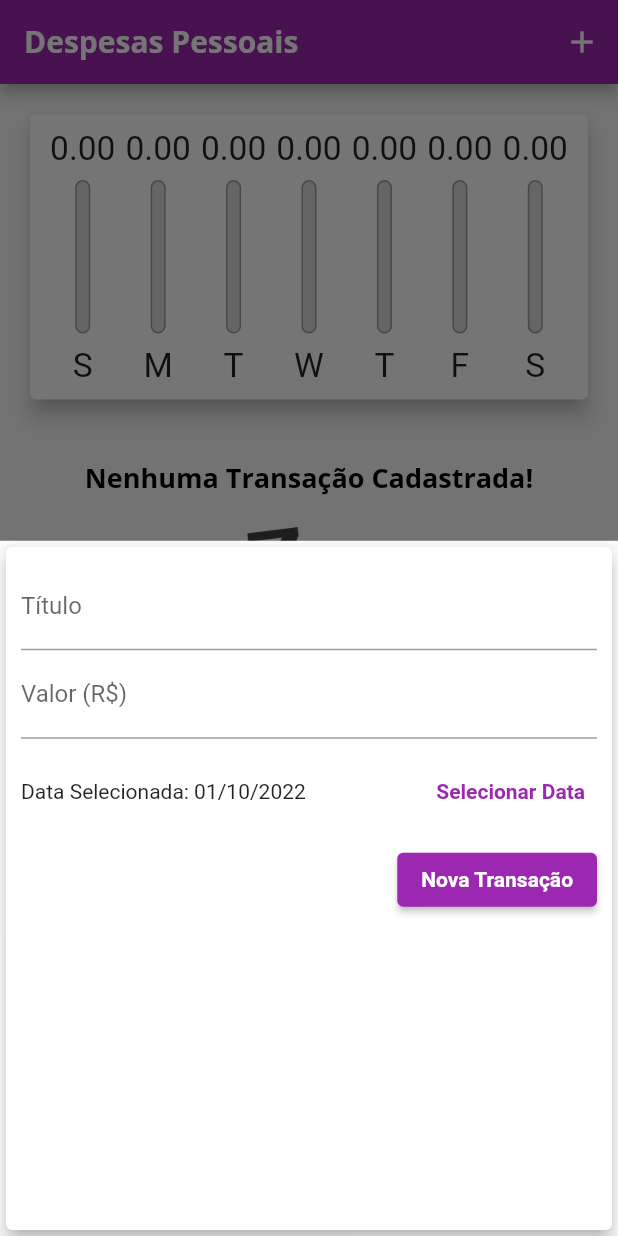
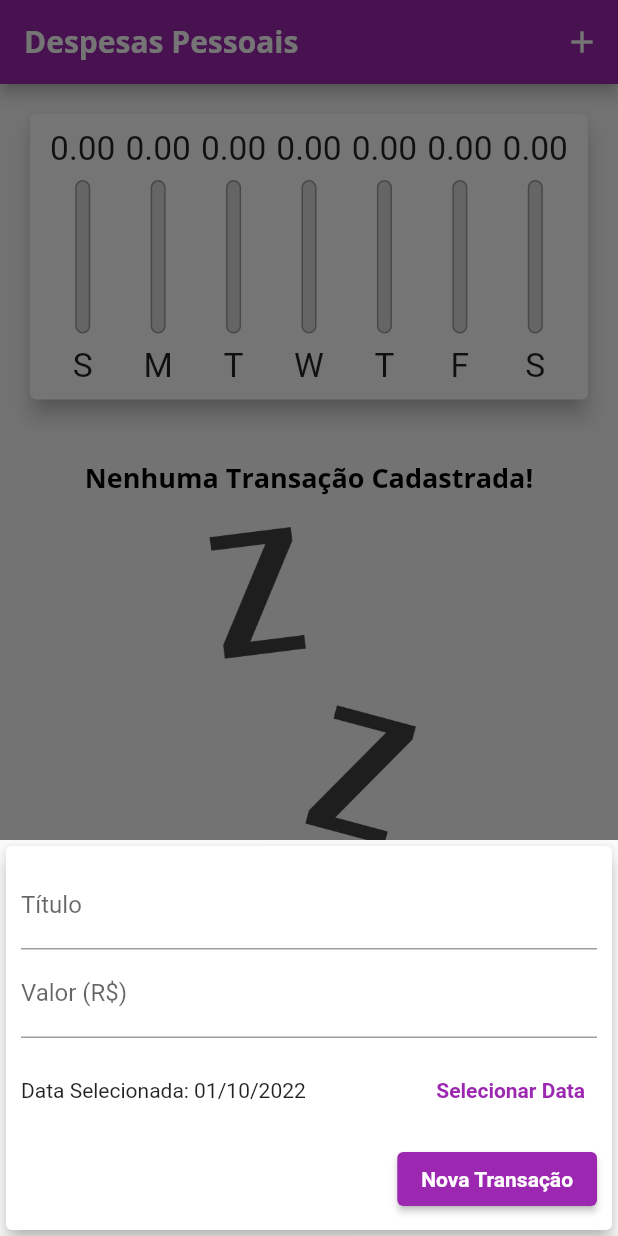
Before and after one commit to FabianoSouzaPereira/expenses, a Flutter app: the screen it shows after launch, after a tap on the "add" icon, on a phone screen of 412 x 824 dp. Run offline on Flutter 3.47's test engine with Material 2 defaults, Android fonts, the phone set to English and light mode, and no system bars.

Commit message:
Adjusting transation_list.dart

```diff
--- a/lib/components/transaction_form.dart
+++ b/lib/components/transaction_form.dart
@@ -45,10 +45,16 @@ class _TransactionFormState extends State<TransactionForm> {
 
   @override
   Widget build(BuildContext context) {
-    return Card(
+    return SingleChildScrollView(
+      child: Card(
         elevation: 5,
         child: Padding(
-        padding: const EdgeInsets.all(10),
+          padding: EdgeInsets.only(
+            top: 10,
+            left: 10,
+            right: 10,
+            bottom: 10 + MediaQuery.of(context).viewInsets.bottom,
+          ),
           child: Column(
             children: [
               TextField(
@@ -107,6 +113,7 @@ class _TransactionFormState extends State<TransactionForm> {
             ],
           ),
         ),
+      ),
     );
   }
 }
--- a/lib/components/transaction_list.dart
+++ b/lib/components/transaction_list.dart
@@ -12,10 +12,12 @@ class TransactionList extends StatelessWidget {
   @override
   Widget build(BuildContext context) {
     return SizedBox(
-      height: 430,
+      height: MediaQuery.of(context).size.height * 0.6,
       child: transactions.isEmpty
-          ? Column(
-              children: [
+          ? LayoutBuilder(
+              builder: (ctx, constraints) {
+                return Column(
+                  children: <Widget>[
                     const SizedBox(height: 20),
                     Text(
                       'Nenhuma Transação Cadastrada!',
@@ -23,13 +25,15 @@ class TransactionList extends StatelessWidget {
                     ),
                     const SizedBox(height: 20),
                     SizedBox(
-                  height: 200,
+                      height: constraints.maxHeight * 0.6,
                       child: Image.asset(
                         'assets/images/waiting.png',
                         fit: BoxFit.cover,
                       ),
                     ),
                   ],
+                );
+              },
             )
           : ListView.builder(
               itemCount: transactions.length,
@@ -64,7 +68,18 @@ class TransactionList extends StatelessWidget {
                     subtitle: Text(
                       DateFormat('d MMM y').format(tr.date),
                     ),
-                    trailing: IconButton(
+                    trailing: MediaQuery.of(context).size.width > 400
+                        ? TextButton.icon(
+                            onPressed: () => onRemove(tr.id),
+                            icon: const Icon(Icons.delete),
+                            label: Text(
+                              'Excluir',
+                              style: TextStyle(
+                                color: Theme.of(context).errorColor,
+                              ),
+                            ),
+                          )
+                        : IconButton(
                             icon: const Icon(Icons.delete),
                             color: Theme.of(context).errorColor,
                             onPressed: () => onRemove(tr.id),
--- a/lib/main.dart
+++ b/lib/main.dart
@@ -54,6 +54,7 @@ class MyHomePage extends StatefulWidget {
 
 class _MyHomePageState extends State<MyHomePage> {
   final List<Transaction> _transactions = [];
+  bool _showChart = false;
 
   List<Transaction> get _recentTransactions {
     return _transactions.where((tr) {
@@ -86,6 +87,7 @@ class _MyHomePageState extends State<MyHomePage> {
 
   _openTransactionFormModal(BuildContext context) {
     showModalBottomSheet(
+      isScrollControlled: true,
       context: context,
       builder: (_) {
         return TransactionForm(_addTransaction);
@@ -95,9 +97,21 @@ class _MyHomePageState extends State<MyHomePage> {
 
   @override
   Widget build(BuildContext context) {
+    bool isLandscape =
+        MediaQuery.of(context).orientation == Orientation.landscape;
+
     final appBar = AppBar(
       title: const Text('Despesas Pessoais'),
       actions: [
+        if (isLandscape)
+          IconButton(
+            icon: Icon(_showChart ? Icons.list : Icons.show_chart),
+            onPressed: () {
+              setState(() {
+                _showChart = !_showChart;
+              });
+            },
+          ),
         IconButton(
           icon: const Icon(Icons.add),
           onPressed: () => _openTransactionFormModal(context),
@@ -110,25 +124,34 @@ class _MyHomePageState extends State<MyHomePage> {
         MediaQuery.of(context).padding.top;
 
     return Scaffold(
-      appBar: AppBar(
-        title: const Text('Despesas Pessoais'),
-        actions: [
-          IconButton(
-            icon: const Icon(Icons.add),
-            onPressed: () => _openTransactionFormModal(context),
-          ),
-        ],
-      ),
+      appBar: appBar,
       body: SingleChildScrollView(
         child: Column(
           crossAxisAlignment: CrossAxisAlignment.stretch,
-          children: [
+          children: <Widget>[
+            // if (isLandscape)
+            //   Row(
+            //     mainAxisAlignment: MainAxisAlignment.center,
+            //     children: [
+            //       const Text('Exibir gráfico'),
+            //       Switch(
+            //         value: _showChart,
+            //         onChanged: (value) {
+            //           setState(() {
+            //             _showChart = value;
+            //           });
+            //         },
+            //       ),
+            //     ],
+            //   ),
+            if (_showChart || !isLandscape)
               Container(
-              height: availableHeight * 0.3,
+                height: availableHeight * (isLandscape ? 0.8 : 0.3),
                 child: Chart(_recentTransactions),
               ),
+            if (!_showChart || !isLandscape)
               Container(
-              height: availableHeight * 0.7,
+                height: availableHeight * (isLandscape ? 1 : 0.7),
                 child: TransactionList(_transactions, _removeTransaction),
               ),
           ],
```
Lines whose indentation alone changed are shown as unchanged.
